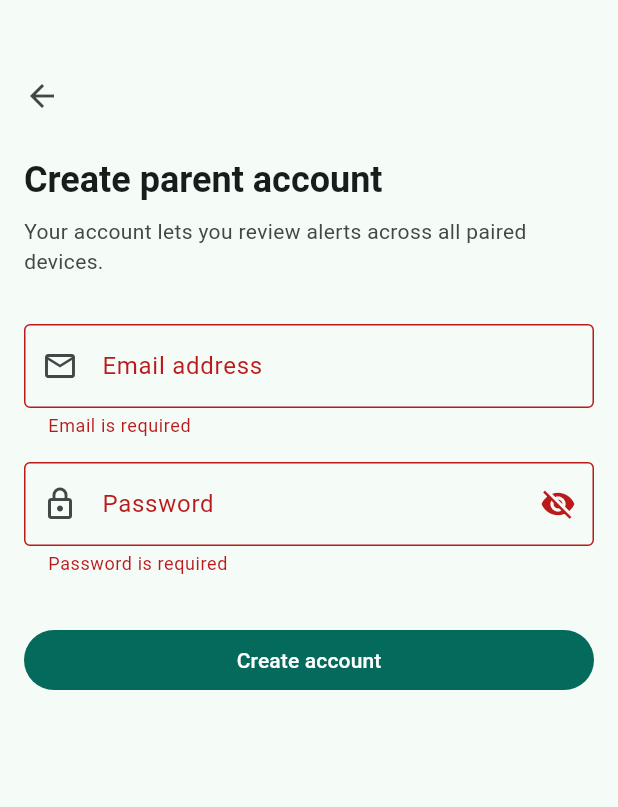
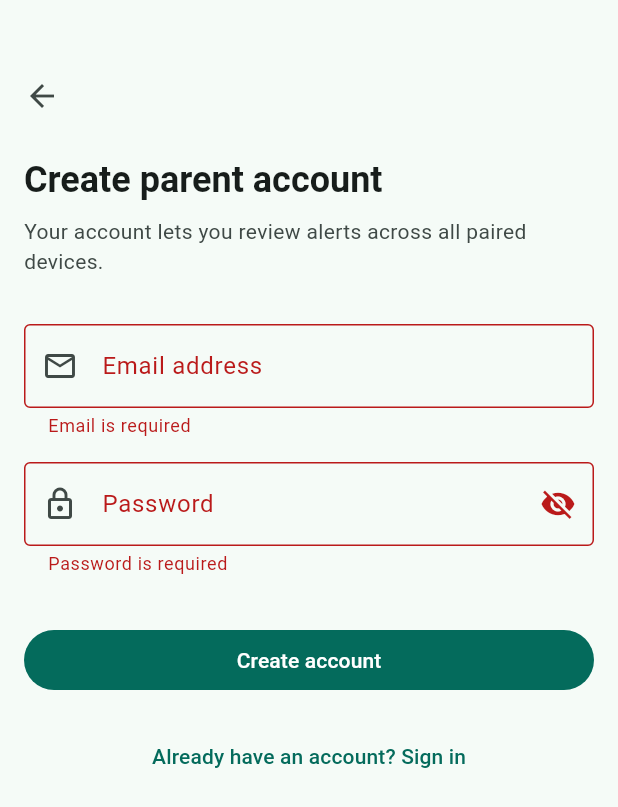
Before and after one commit to Tushal27/SafeSnap, a Flutter app: the screen it shows after launch, after a tap on "Child's device", after a tap on "Parent's account", after a tap on "Create account", on a phone screen of 412 x 824 dp. Shown: the top 807 px of the screen. Run offline on Flutter 3.47's test engine with Material 3 defaults, Android fonts, the phone set to English and light mode, and no system bars; our stand-ins replace dio, flutter_hooks, flutter_riverpod, flutter_secure_storage, go_router, hooks_riverpod and 2 more; missing offline and left inert: mobile_scanner, tflite_flutter, workmanager.

Commit message:
fix(mobile): add parent login flow and fix error messages
The parent onboarding screen only had 'Create account' — existing accounts
(registered via the web dashboard) got a confusing 'Invalid pairing code'
error on a 401/409 response.

- Add loginParent() to OnboardingRepository (POST /api/v1/auth/login)
- Add loginParent() to OnboardingNotifier
- Add 'Already have an account? Sign in' toggle on the parent screen;
  pressing it switches form mode without navigating away
- Split _friendlyError into three context-specific helpers:
  _friendlyPairingError, _friendlyLoginError, _friendlyRegistrationError
  so each flow shows an accurate message (e.g. wrong password → 'Wrong
  email or password', email taken → 'Account already exists. Sign in instead')

https://claude.ai/code/session_017bfX2eV5vT6NYJceRrM99Y

```diff
--- a/mobile/lib/features/onboarding/presentation/screens/onboarding_screen.dart
+++ b/mobile/lib/features/onboarding/presentation/screens/onboarding_screen.dart
@@ -122,15 +122,23 @@ class _ParentRegistrationView extends HookConsumerWidget {
     final TextEditingController passwordController =
         useTextEditingController();
     final ValueNotifier<bool> obscurePassword = useState(true);
+    final ValueNotifier<bool> isSignIn = useState(false);
     final GlobalKey<FormState> formKey =
         useMemoized(GlobalKey<FormState>.new);
 
     Future<void> handleSubmit() async {
       if (!formKey.currentState!.validate()) return;
-      await ref.read(onboardingProvider.notifier).registerParent(
-            email: emailController.text.trim(),
-            password: passwordController.text,
-          );
+      final String email = emailController.text.trim();
+      final String password = passwordController.text;
+      if (isSignIn.value) {
+        await ref
+            .read(onboardingProvider.notifier)
+            .loginParent(email: email, password: password);
+      } else {
+        await ref
+            .read(onboardingProvider.notifier)
+            .registerParent(email: email, password: password);
+      }
       final OnboardingState state = ref.read(onboardingProvider);
       if (state.isPaired && context.mounted) {
         context.go(AppConstants.routeDashboard);
@@ -155,14 +163,16 @@ class _ParentRegistrationView extends HookConsumerWidget {
             ),
             const SizedBox(height: 16),
             Text(
-              'Create parent account',
+              isSignIn.value ? 'Sign in' : 'Create parent account',
               style: Theme.of(context).textTheme.headlineSmall?.copyWith(
                     fontWeight: FontWeight.w700,
                   ),
             ),
             const SizedBox(height: 8),
             Text(
-              'Your account lets you review alerts across all paired devices.',
+              isSignIn.value
+                  ? 'Welcome back. Sign in to access your dashboard.'
+                  : 'Your account lets you review alerts across all paired devices.',
               style: Theme.of(context).textTheme.bodyMedium?.copyWith(
                     color: Theme.of(context).colorScheme.onSurfaceVariant,
                   ),
@@ -217,7 +227,19 @@ class _ParentRegistrationView extends HookConsumerWidget {
                         color: Colors.white,
                       ),
                     )
-                  : const Text('Create account'),
+                  : Text(isSignIn.value ? 'Sign in' : 'Create account'),
+            ),
+            const SizedBox(height: 16),
+            TextButton(
+              onPressed: () {
+                isSignIn.value = !isSignIn.value;
+                ref.read(onboardingProvider.notifier).clearError();
+              },
+              child: Text(
+                isSignIn.value
+                    ? "Don't have an account? Create one"
+                    : 'Already have an account? Sign in',
+              ),
             ),
           ],
         ),
```
Also changed, not shown: mobile/lib/features/onboarding/data/onboarding_repository.dart (+23 -0 lines), mobile/lib/features/onboarding/providers/onboarding_provider.dart (+51 -7 lines).
